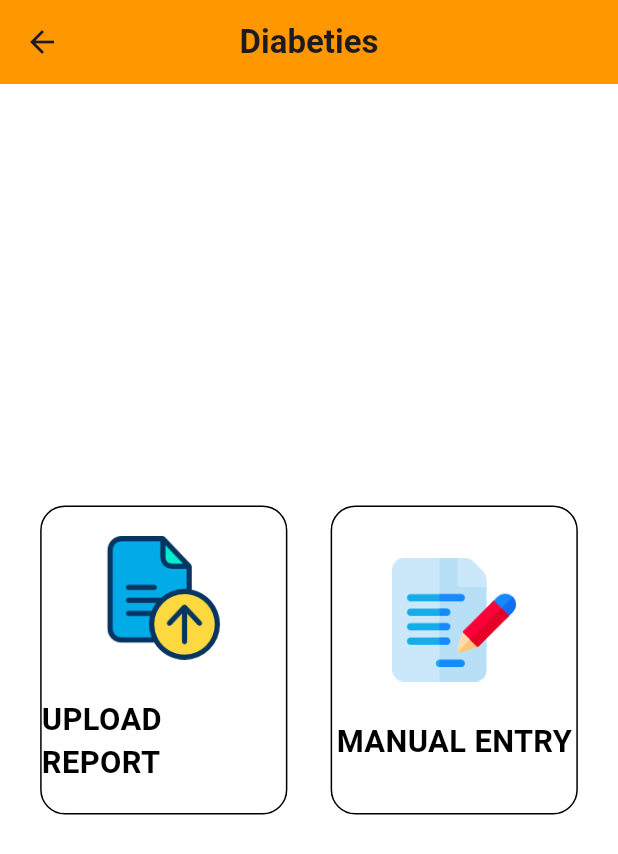
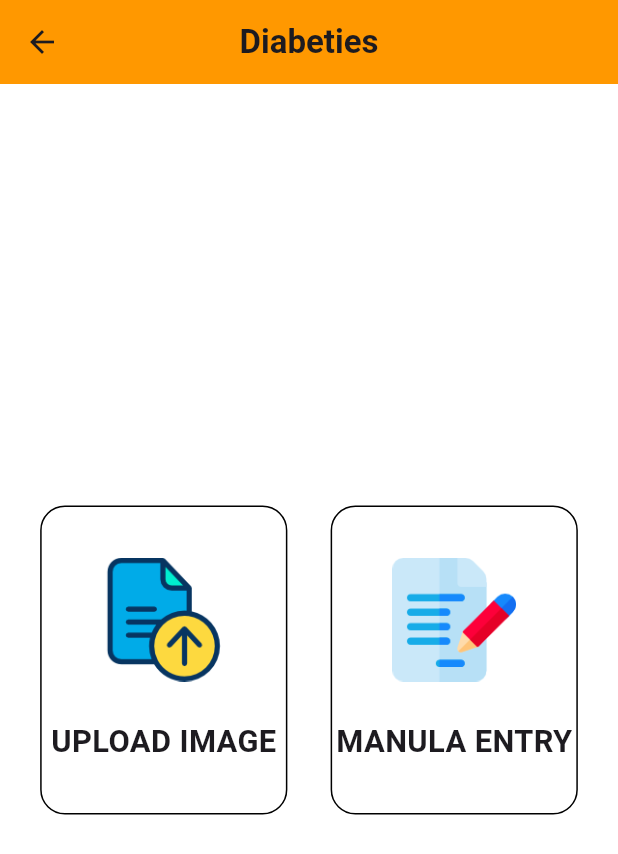
Before and after one commit to aryamanshrivastava/Health_Sphere, a Flutter app: the Diabeties screen opened directly, on a phone screen of 412 x 824 dp. Shown: the top 854 px of the screen. Run offline on Flutter 3.47's test engine with Material 3 defaults, Android fonts, the phone set to English and light mode, and no system bars; our stand-ins replace cloud_firestore, firebase_auth, firebase_core, firebase_storage, flutter_spinkit, image_picker and 1 more; accounts and stored records are empty.

Commit message:
aryaman[updated]:update

```diff
--- a/lib/auth/otp.dart
+++ b/lib/auth/otp.dart
@@ -10,7 +10,7 @@ import 'package:flutter_spinkit/flutter_spinkit.dart';
 import 'package:pinput/pinput.dart';
 import 'package:provider/provider.dart';
 
-import '../home.dart';
+import '../screens/home.dart';
 import '../provider/provider.dart';
 import '../userdata/userdata.dart';
 
--- a/lib/main.dart
+++ b/lib/main.dart
@@ -4,7 +4,7 @@ import 'package:flutter/material.dart';
 import 'package:provider/provider.dart';
 import 'firebase_options.dart';
 import 'provider/provider.dart';
-import 'splash.dart';
+import 'screens/splash.dart';
 // import 'splash.dart';
 
 void main() async {
--- a/lib/screens/diabeties/diabeties.dart
+++ b/lib/screens/diabeties/diabeties.dart
@@ -1,7 +1,6 @@
 // ignore_for_file: prefer_const_constructors, avoid_print
 
 import 'dart:convert';
-import 'dart:io' as io;
 import 'dart:io';
 import 'package:cloud_firestore/cloud_firestore.dart';
 import 'package:firebase_auth/firebase_auth.dart';
@@ -22,34 +21,35 @@ class Diabeties extends StatefulWidget {
 class _DiabetiesState extends State<Diabeties> {
   final FirebaseAuth auth = FirebaseAuth.instance;
   final FirebaseFirestore firestore = FirebaseFirestore.instance;
+  ImagePicker imagePicker = ImagePicker();
+  final String uniqueFileName = '${DateTime.now().millisecondsSinceEpoch}.jpeg';
   String imageUrl = '';
-  ImagePicker imagePicker = ImagePicker();
   File? image;
   bool isImageLoaded = false;
   Future<void> pickImage(ImageSource source) async {
     final XFile? file = await imagePicker.pickImage(source: source);
-    print('${file?.path}');
     if (file != null) {
       setState(() {
         image = File(file.path);
         isImageLoaded = true;
       });
-      String uniqueFileName = 'b.jpeg';
-      Reference referenceRoot = FirebaseStorage.instance.ref();
-      Reference referenceDirImages = referenceRoot.child('images');
-      Reference referenceImageToUpload =
-          referenceDirImages.child(uniqueFileName);
+      uploadImage(file.path);
+    }
+  }
+
+  Future<void> uploadImage(String filePath) async {
+    Reference reference =
+        FirebaseStorage.instance.ref('images/$uniqueFileName');
     try {
-        await referenceImageToUpload.putFile(
-            io.File(file.path), SettableMetadata(contentType: "image/jpeg"));
-        imageUrl = await referenceImageToUpload.getDownloadURL();
+      await reference.putFile(
+          File(filePath), SettableMetadata(contentType: 'image/jpeg'));
+      imageUrl = await reference.getDownloadURL();
       setState(() {
         isImageLoaded = false;
       });
       showFinalDialog(imageUrl);
-      } catch (error) {
-        print('Error uploading image: $error');
-      }
+    } catch (e) {
+      print('Error uploading image: $e');
     }
   }
 
@@ -64,19 +64,17 @@ class _DiabetiesState extends State<Diabeties> {
             content: Row(
               children: [
                 ElevatedButton(
-                    onPressed: () {
-                      Navigator.pop(context);
-                    },
+                    onPressed: () => Navigator.pop(context),
                     child: Text("Cancel")),
                 Spacer(),
                 ElevatedButton(
                   onPressed: () {
                     Navigator.pop(context);
                     sendData(2, imageUrl);
-                    Navigator.push(context,
-                        MaterialPageRoute(builder: (context) {
-                      return Scaffold(backgroundColor: Colors.yellow);
-                    }));
+                    // Navigator.push(context,
+                    //     MaterialPageRoute(builder: (context) {
+                    //   return Scaffold(backgroundColor: Colors.yellow);
+                    // }));
                   },
                   child: Text("Proceed"),
                 ),
@@ -87,8 +85,6 @@ class _DiabetiesState extends State<Diabeties> {
   }
 
   void sendData(int btnId, String imageUrl) async {
-    String url = 'http://192.168.56.1:5000/predict';
-
     if (imageUrl.isEmpty) {
       ScaffoldMessenger.of(context)
           .showSnackBar(SnackBar(content: Text('Please upload an image')));
@@ -99,7 +95,20 @@ class _DiabetiesState extends State<Diabeties> {
       'image_url': imageUrl,
     };
     print('$data');
-    String jsonData = jsonEncode(data);
+    try {
+      final response = await http.post(
+        Uri.parse('http://10.100.167.73:5000/predict'),
+        headers: <String, String>{
+          'Content-Type': 'application/json',
+        },
+        body: jsonEncode(data),
+      );
+      if (response.statusCode == 200) {
+        print('Data sent successfully');
+        print('Response: ${response.body}');
+      } else {
+        print('Failed to send data. Status code: ${response.statusCode}');
+      }
       User? currentUser = auth.currentUser;
       if (currentUser != null) {
         firestore.collection('users').doc(currentUser.uid).get().then((value) {
@@ -118,21 +127,6 @@ class _DiabetiesState extends State<Diabeties> {
         print('No user currently logged in');
         return null;
       }
-
-    try {
-      final response = await http.post(
-        Uri.parse(url),
-        headers: <String, String>{
-          'Content-Type': 'application/json',
-        },
-        body: jsonData,
-      );
-      if (response.statusCode == 200) {
-        print('Data sent successfully');
-        print('Response: ${response.body}');
-      } else {
-        print('Failed to send data. Status code: ${response.statusCode}');
-      }
     } catch (e) {
       print('Error sending data: $e');
     }
@@ -149,20 +143,18 @@ class _DiabetiesState extends State<Diabeties> {
             mainAxisSize: MainAxisSize.min,
             children: [
               ListTile(
-                title:
-                    Text("Upload from Gallery", style: TextStyle(fontSize: 20)),
+                  title: Text("Upload from Gallery",
+                      style: TextStyle(fontSize: 20)),
                   onTap: () {
                     Navigator.pop(context);
                     pickImage(ImageSource.gallery);
-                },
-              ),
+                  }),
               ListTile(
                   title: Text("Use Camera", style: TextStyle(fontSize: 20)),
                   onTap: () {
                     Navigator.pop(context);
                     pickImage(ImageSource.camera);
-                },
-              ),
+                  }),
             ],
           ),
         );
@@ -192,17 +184,33 @@ class _DiabetiesState extends State<Diabeties> {
                     child: Row(
                       mainAxisAlignment: MainAxisAlignment.center,
                       children: [
-                        GestureDetector(
-                          onTap: () {
+                        optionCard(h, w, 'UPLOAD IMAGE', 'assets/upload.png',
+                            () {
                           showOptionsDialog();
-                          },
+                        }),
+                        SizedBox(width: w * 0.07),
+                        optionCard(h, w, 'MANULA ENTRY', 'assets/manual.png',
+                            () {
+                          Navigator.push(context,
+                              MaterialPageRoute(builder: (context) {
+                            return ManualEntryDiabetes();
+                          }));
+                        }),
+                      ],
+                    ),
+                  )),
+        ));
+  }
+
+  Widget optionCard(
+      double h, double w, String text, String imagePath, VoidCallback onTap) {
+    return GestureDetector(
+      onTap: onTap,
       child: Container(
         width: w * 0.4,
         height: h * 0.25,
         decoration: BoxDecoration(
-                              border:
-                                  Border.all(color: Colors.black, width: 1.0),
-                              color: Colors.transparent,
+          border: Border.all(color: Colors.black, width: 1.0),
           borderRadius: BorderRadius.circular(h * 0.02),
         ),
         child: Column(
@@ -213,64 +221,18 @@ class _DiabetiesState extends State<Diabeties> {
               height: h * 0.1,
               decoration: BoxDecoration(
                 image: DecorationImage(
-                                      image: AssetImage('assets/upload.png'),
+                  image: AssetImage(imagePath),
                   fit: BoxFit.cover,
                 ),
               ),
             ),
             SizedBox(height: h * 0.03),
-                                Text('UPLOAD REPORT',
+            Text(text,
                 style: TextStyle(
-                                        fontSize: h * 0.025,
-                                        color: Color(0xff000000),
-                                        fontWeight: FontWeight.bold)),
+                    fontSize: h * 0.025, fontWeight: FontWeight.bold)),
           ],
         ),
       ),
-                        ),
-                        SizedBox(width: w * 0.07),
-                        GestureDetector(
-                          onTap: () {
-                            Navigator.push(context,
-                                MaterialPageRoute(builder: (context) {
-                              return ManualEntryDiabetes();
-                            }));
-                          },
-                          child: Container(
-                            width: w * 0.4,
-                            height: h * 0.25,
-                            decoration: BoxDecoration(
-                              border:
-                                  Border.all(color: Colors.black, width: 1.0),
-                              color: Colors.transparent,
-                              borderRadius: BorderRadius.circular(h * 0.02),
-                            ),
-                            child: Column(
-                              mainAxisAlignment: MainAxisAlignment.center,
-                              children: [
-                                Container(
-                                  width: w * 0.2,
-                                  height: h * 0.1,
-                                  decoration: BoxDecoration(
-                                    image: DecorationImage(
-                                      image: AssetImage('assets/manual.png'),
-                                      fit: BoxFit.cover,
-                                    ),
-                                  ),
-                                ),
-                                SizedBox(height: h * 0.03),
-                                Text('MANUAL ENTRY',
-                                    style: TextStyle(
-                                        fontSize: h * 0.025,
-                                        color: Color(0xff000000),
-                                        fontWeight: FontWeight.bold)),
-                              ],
-                            ),
-                          ),
-                        ),
-                      ],
-                    ),
-                  )),
-        ));
+    );
   }
 }
--- a/lib/home.dart
+++ b/lib/screens/home.dart
@@ -1,9 +1,9 @@
 // ignore_for_file: prefer_const_constructors, avoid_print
 import 'package:flutter/material.dart';
 
-import 'data/healthtips.dart';
-import 'screens/diabeties/diabeties.dart';
-import 'screens/liver/liver.dart';
+import '../data/healthtips.dart';
+import 'diabeties/diabeties.dart';
+import 'liver/liver.dart';
 
 class HomeScreen extends StatefulWidget {
   const HomeScreen({super.key});
--- a/lib/splash.dart
+++ b/lib/screens/splash.dart
@@ -4,7 +4,7 @@ import 'dart:async';
 
 import 'package:flutter/material.dart';
 
-import 'auth/phone.dart';
+import '../auth/phone.dart';
 
 class SplashScreen extends StatefulWidget {
   const SplashScreen({super.key});
--- a/lib/userdata/userdata.dart
+++ b/lib/userdata/userdata.dart
@@ -5,7 +5,7 @@ import 'package:firebase_auth/firebase_auth.dart';
 import 'package:flutter/material.dart';
 import 'package:flutter_spinkit/flutter_spinkit.dart';
 
-import '../home.dart';
+import '../screens/home.dart';
 
 class UserData extends StatefulWidget {
   const UserData({super.key});
```
Also changed, not shown: lib/screens/liver/liver.dart (+60 -98 lines). Lines whose indentation alone changed are shown as unchanged.
